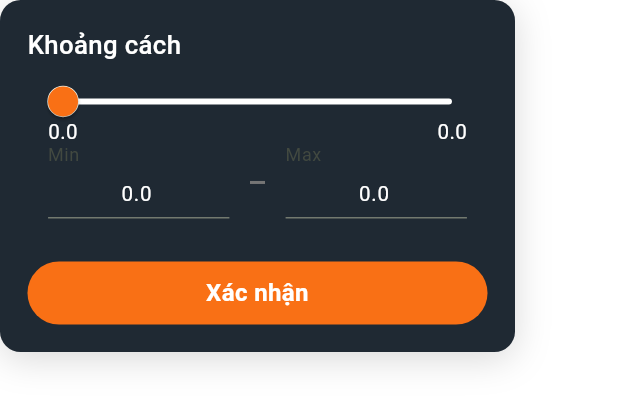
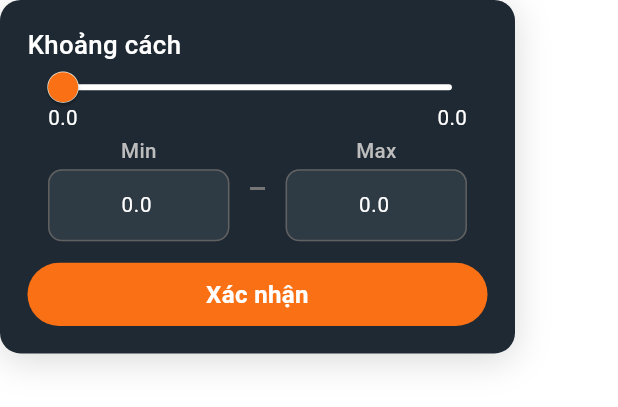
Before and after one commit to giahuyto3107/automatic_demonstration, a Flutter app: the DistanceFilterDropdown widget shown alone on an empty page, opened directly with empty values, on a phone screen of 412 x 824 dp. Shown: the top 407 px of the screen. Run offline on Flutter 3.47's test engine with Material 3 defaults, Android fonts, the phone set to English and light mode, and no system bars; our stand-ins replace device_preview, flutter_dotenv, flutter_screenutil, font_awesome_flutter, geolocator, go_router; missing offline and left inert: vietmap_flutter_gl.

Commit message:
style (distance-filter): style textfield

```diff
--- a/lib/features/home_screen/views/category_container.dart
+++ b/lib/features/home_screen/views/category_container.dart
@@ -296,7 +296,7 @@ class _DistanceFilterDropdownState extends State<DistanceFilterDropdown> {
             Padding(
               padding: EdgeInsets.symmetric(
                 horizontal: AppConstants.spacingM.w,
-                vertical: AppConstants.spacingM.h,
+                vertical: AppConstants.spacingXS.h,
               ),
               child: Column(
                 children: [
@@ -338,7 +338,7 @@ class _DistanceFilterDropdownState extends State<DistanceFilterDropdown> {
                       ),
                     ],
                   ),
-
+                  SizedBox(height: AppConstants.spacingXXS.h),
                   _MinMaxTextField(
                     minController: _minController,
                     maxController: _maxController,
@@ -349,7 +349,7 @@ class _DistanceFilterDropdownState extends State<DistanceFilterDropdown> {
               ),
             ),
 
-            SizedBox(height: AppConstants.spacingM.h),
+            SizedBox(height: AppConstants.spacingS.h),
             GestureDetector(
               onTap: () {
                 widget.onConfirm(_selectedRange.start, _selectedRange.end);
@@ -420,15 +420,42 @@ class _TextFieldItem extends StatelessWidget {
 
   @override
   Widget build(BuildContext context) {
-    return Container(
+    final outlineBorder = OutlineInputBorder(
+      borderRadius: BorderRadius.circular(8.r),
+      borderSide: BorderSide(color: Colors.grey.shade700, width: 1),
+    );
+
+    final focusedBorder = OutlineInputBorder(
+      borderRadius: BorderRadius.circular(8.r),
+      borderSide: const BorderSide(color: Color(0xffF97015), width: 1.5),
+    );
+
+    return Column(
+      children: [
+        Text(
+          label,
+          style: TextStyle(
+              color: Colors.grey.shade400,
+              fontSize: AppConstants.fontS.sp,
+              fontWeight: FontWeight.w500
+          ),
+        ),
+        SizedBox(height: AppConstants.spacingXXS.h),
+
+        Container(
           decoration: BoxDecoration(),
           child: TextField(
             controller: controller,
             onChanged: onChanged,
             keyboardType: .number,
             decoration: InputDecoration(
-          labelText: label,
               contentPadding: EdgeInsets.zero,
+              filled: true,
+              fillColor: const Color(0xff2E3A44), // Slightly lighter than background
+              enabledBorder: outlineBorder,
+              focusedBorder: focusedBorder,
+              hintText: "0.0",
+              hintStyle: TextStyle(color: Colors.grey.shade600),
             ),
             style: TextStyle(
               color: Colors.white,
@@ -437,6 +464,8 @@ class _TextFieldItem extends StatelessWidget {
             ),
             textAlign: .center,
           ),
+        ),
+      ],
     );
   }
 }
```
Lines whose indentation alone changed are shown as unchanged.
